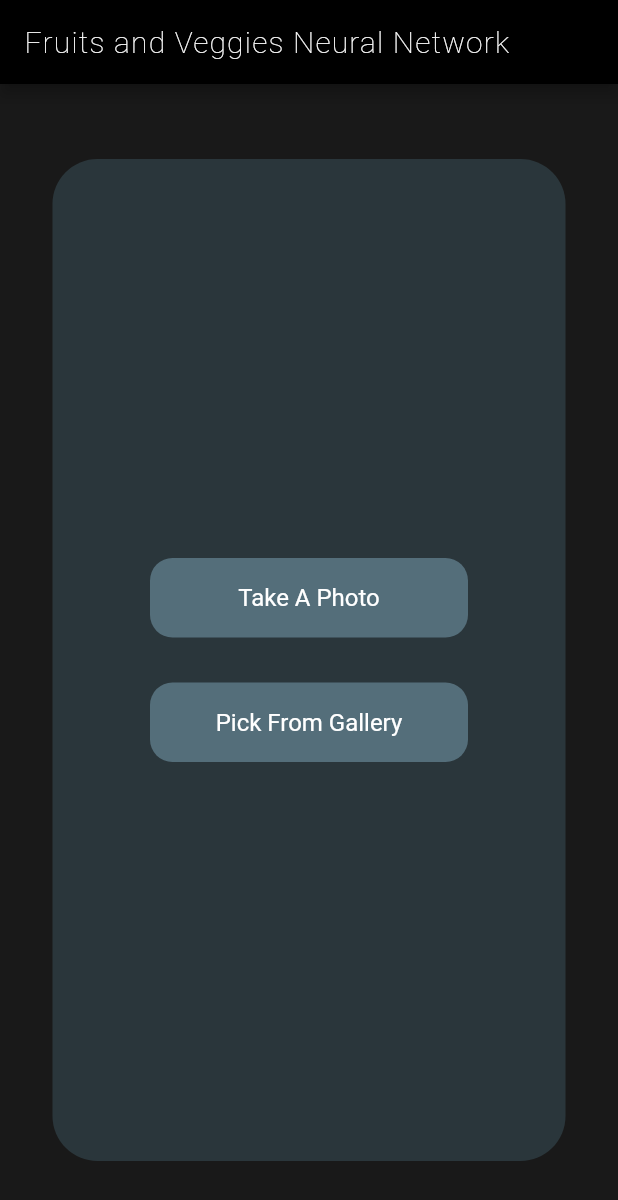
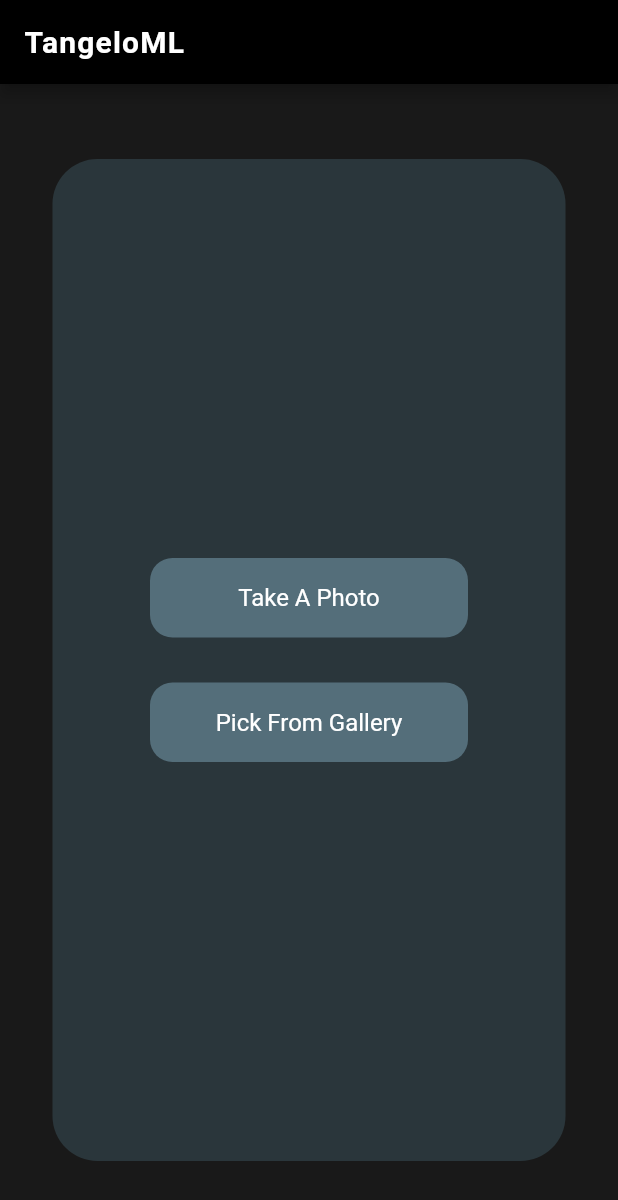
Before and after one commit to vamsee9/TS_viggie_TML, a Flutter app: the screen it shows after launch, on a phone screen of 412 x 824 dp. Shown: the top 1200 px of the screen. Run offline on Flutter 3.47's test engine with Material 2 defaults, Android fonts, the phone set to English and light mode, and no system bars; our stand-ins replace image_picker; missing offline and left inert: tflite.

Commit message:
App: UI tweeks - Final
Signed-off-by: vamsee9 <4n0n5ur7@protonmail.com>

```diff
--- a/veg_ml/lib/Home.dart
+++ b/veg_ml/lib/Home.dart
@@ -75,10 +75,10 @@ class _HomeState extends State<Home> {
       appBar: AppBar(
         backgroundColor: Colors.black,
         title: Text(
-          'Fruits and Veggies Neural Network',
+          'TangeloML',
           style: TextStyle(
               color: Colors.white,
-              fontWeight: FontWeight.w200,
+              fontWeight: FontWeight.bold,
               fontSize: 20,
               letterSpacing: 0.8),
         ),
@@ -117,6 +117,7 @@ class _HomeState extends State<Home> {
                               Divider(
                                 height: 25,
                                 thickness: 1,
+                                color: Colors.white,
                               ),
                               _output != null
                                   ? Text(
@@ -130,6 +131,7 @@ class _HomeState extends State<Home> {
                               Divider(
                                 height: 25,
                                 thickness: 1,
+                                color: Colors.white,
                               ),
                             ],
                           ),
```
